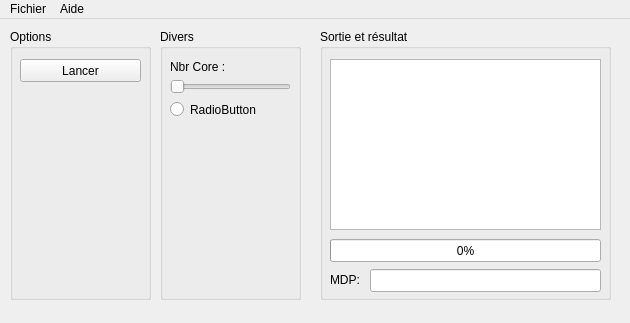
Qt form Krack_X/mainwindow.ui (bensuperpc/KrackX) before a commit.
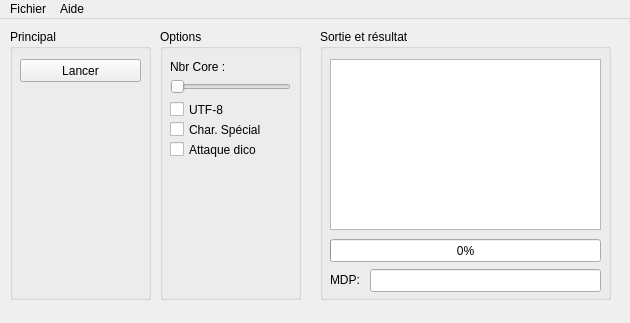
The same form after that commit.

```diff
--- a/Krack_X/mainwindow.ui
+++ b/Krack_X/mainwindow.ui
@@ -24,7 +24,7 @@
      </rect>
     </property>
     <property name="title">
-     <string>Options</string>
+     <string>Principal</string>
     </property>
     <widget class="QPushButton" name="pushButton">
      <property name="geometry">
@@ -50,7 +50,7 @@
      </rect>
     </property>
     <property name="title">
-     <string>Divers</string>
+     <string>Options</string>
     </property>
     <widget class="QSlider" name="CoreUse_horizontalSlider">
      <property name="geometry">
@@ -90,17 +90,43 @@
       <string>Nbr Core :</string>
      </property>
     </widget>
-    <widget class="QRadioButton" name="radioButton">
+    <widget class="QCheckBox" name="UTF8_CheckBox">
      <property name="geometry">
       <rect>
        <x>10</x>
        <y>70</y>
-       <width>100</width>
+       <width>121</width>
        <height>21</height>
       </rect>
      </property>
      <property name="text">
-      <string>RadioButton</string>
+      <string>UTF-8</string>
+     </property>
+    </widget>
+    <widget class="QCheckBox" name="CharSpe_CheckBox">
+     <property name="geometry">
+      <rect>
+       <x>10</x>
+       <y>90</y>
+       <width>121</width>
+       <height>21</height>
+      </rect>
+     </property>
+     <property name="text">
+      <string>Char. Spécial</string>
+     </property>
+    </widget>
+    <widget class="QCheckBox" name="AttaqueDico_CheckBox">
+     <property name="geometry">
+      <rect>
+       <x>10</x>
+       <y>110</y>
+       <width>121</width>
+       <height>21</height>
+      </rect>
+     </property>
+     <property name="text">
+      <string>Attaque dico</string>
      </property>
     </widget>
    </widget>
```
